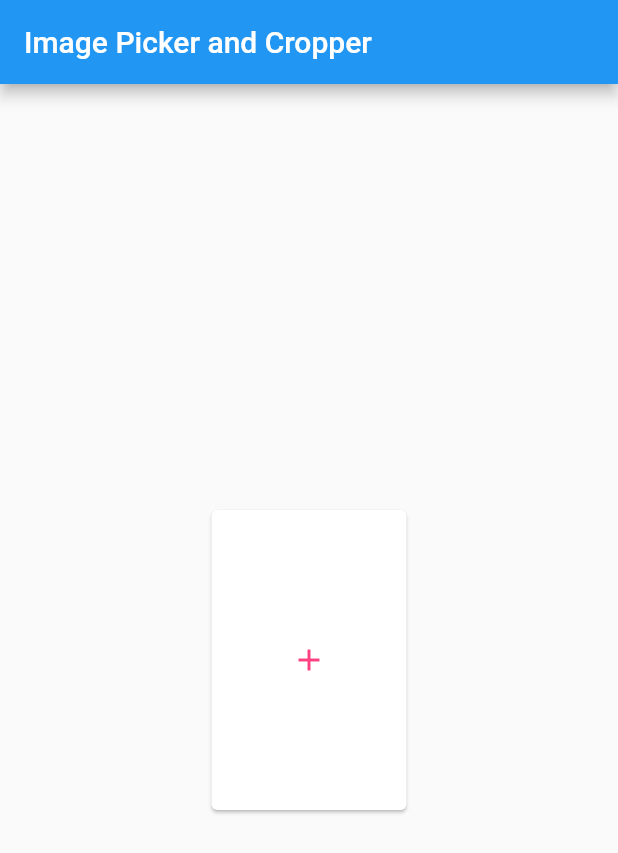
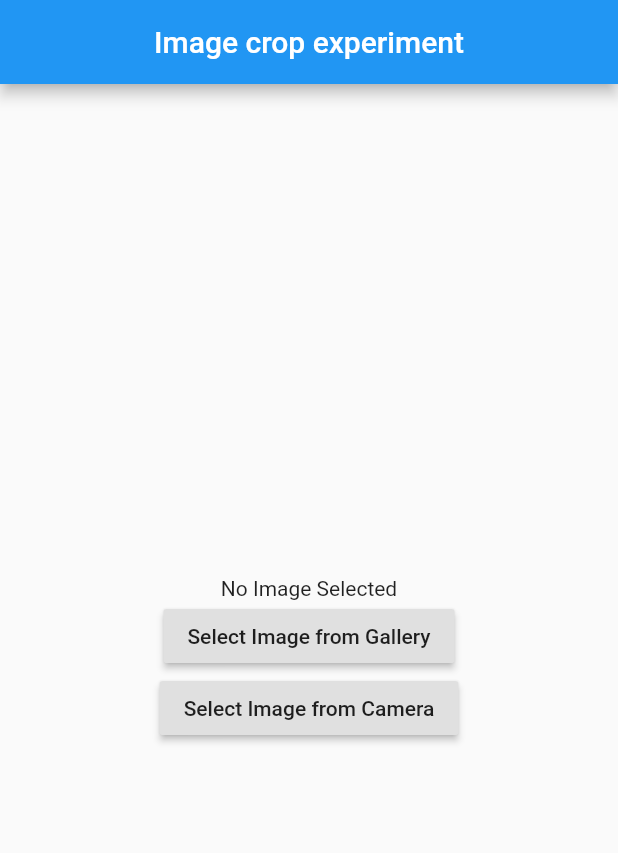
Before and after one commit to aditya234/flutter-image-crop-example, a Flutter app: the screen it shows after launch, on a phone screen of 412 x 824 dp. Shown: the top 853 px of the screen. Run offline on Flutter 3.47's test engine with Material 2 defaults, Android fonts, the phone set to English and light mode, and no system bars; our stand-ins replace image_cropper, image_picker.

Commit message:
feature : started exploring other ways to display image by cropping.

```diff
--- a/lib/home.dart
+++ b/lib/arrangement_one/home.dart
@@ -1,7 +1,7 @@
 import 'dart:io';
 
 import 'package:flutter/material.dart';
-import 'package:flutter_image_crop/image_picker_handler.dart';
+import 'package:flutter_image_crop/arrangement_one/image_picker_handler.dart';
 
 class Home extends StatefulWidget {
   Home({Key key, this.title}) : super(key: key);
--- a/lib/image_picker_handler.dart
+++ b/lib/arrangement_one/image_picker_handler.dart
@@ -2,7 +2,7 @@ import 'dart:async';
 import 'dart:io';
 
 import 'package:flutter/material.dart';
-import 'package:flutter_image_crop/image_picker_dialog.dart';
+import 'package:flutter_image_crop/arrangement_one/image_picker_dialog.dart';
 import 'package:image_cropper/image_cropper.dart';
 import 'package:image_picker/image_picker.dart';
 
@@ -26,7 +26,7 @@ class ImagePickerHandler {
   }
 
   void init() {
-    imagePickerDialog = new ImagePickerDialog(this, _controller);
+    imagePickerDialog = ImagePickerDialog(this, _controller);
     imagePickerDialog.initState();
   }
 
--- /dev/null
+++ b/lib/arrangement_two/crop_image.dart
@@ -0,0 +1,76 @@
+import 'dart:io';
+
+import 'package:flutter/material.dart';
+import 'package:image_picker/image_picker.dart';
+
+class CropImage extends StatefulWidget {
+  @override
+  _CropImageState createState() => _CropImageState();
+}
+
+class _CropImageState extends State<CropImage> {
+  Future<File> imageFile;
+
+  //Open gallery
+  pickImageFromGallery(ImageSource source) {
+    setState(() {
+      imageFile = ImagePicker.pickImage(source: source);
+    });
+  }
+
+  Widget showImage() {
+    return FutureBuilder<File>(
+      future: imageFile,
+      builder: (BuildContext context, AsyncSnapshot<File> snapshot) {
+        if (snapshot.connectionState == ConnectionState.done &&
+            snapshot.data != null) {
+          return Image.file(
+            snapshot.data,
+            width: 300,
+            height: 300,
+          );
+        } else if (snapshot.error != null) {
+          return const Text(
+            'Error Picking Image',
+            textAlign: TextAlign.center,
+          );
+        } else {
+          return const Text(
+            'No Image Selected',
+            textAlign: TextAlign.center,
+          );
+        }
+      },
+    );
+  }
+
+  @override
+  Widget build(BuildContext context) {
+    return Scaffold(
+      appBar: AppBar(
+        centerTitle: true,
+        title: Text('Image crop experiment'),
+      ),
+      body: Center(
+        child: Column(
+          mainAxisAlignment: MainAxisAlignment.center,
+          children: <Widget>[
+            showImage(),
+            RaisedButton(
+              child: Text("Select Image from Gallery"),
+              onPressed: () {
+                pickImageFromGallery(ImageSource.gallery);
+              },
+            ),
+            RaisedButton(
+              child: Text("Select Image from Camera"),
+              onPressed: () {
+                pickImageFromGallery(ImageSource.camera);
+              },
+            ),
+          ],
+        ),
+      ),
+    );
+  }
+}
--- a/lib/main.dart
+++ b/lib/main.dart
@@ -1,5 +1,5 @@
 import 'package:flutter/material.dart';
-import 'package:flutter_image_crop/home.dart';
+import 'package:flutter_image_crop/arrangement_two/crop_image.dart';
 
 void main() => runApp(MyApp());
 
@@ -12,7 +12,7 @@ class MyApp extends StatelessWidget {
       theme: ThemeData(
         primarySwatch: Colors.blue,
       ),
-      home: Home(),
+      home: CropImage(),
     );
   }
 }
```
Also changed, not shown: lib/arrangement_one/image_picker_dialog.dart (renamed from lib/image_picker_dialog.dart, +16 -16 lines).
